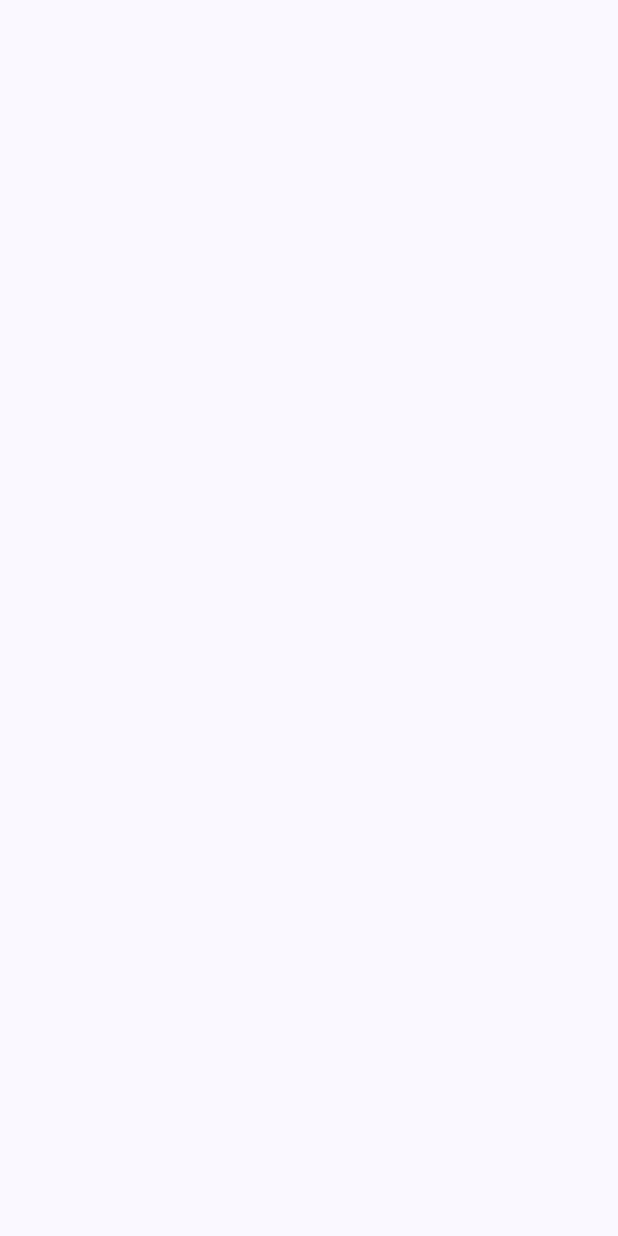
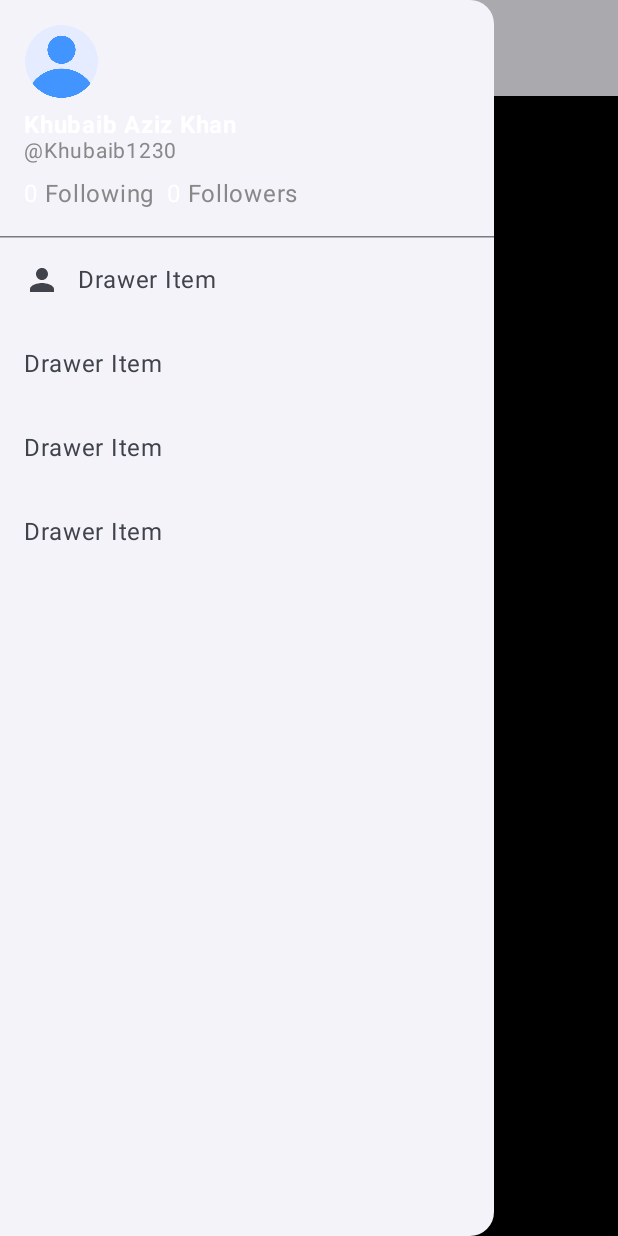
Before and after one commit to khubaibbaloch/Saybit, an Android app built with Jetpack Compose: the screen it shows after launch (MainActivity), on a phone screen of 412 x 824 dp. Before the commit the screen is empty. Run offline under Robolectric (Android 15) with nearby library versions, the phone set to English and light mode, and no system bars.

Commit message:
navigation drawer added.

```diff
--- a/app/build.gradle.kts
+++ b/app/build.gradle.kts
@@ -56,4 +56,8 @@ dependencies {
     androidTestImplementation(libs.androidx.ui.test.junit4)
     debugImplementation(libs.androidx.ui.tooling)
     debugImplementation(libs.androidx.ui.test.manifest)
+
+    // COMPOSE NAVIGATION
+    implementation ("androidx.navigation:navigation-compose:2.8.9")
+
 }
--- a/app/src/main/java/com/saybit/saybitapp/MainActivity.kt
+++ b/app/src/main/java/com/saybit/saybitapp/MainActivity.kt
@@ -11,6 +11,7 @@ import androidx.compose.material3.Text
 import androidx.compose.runtime.Composable
 import androidx.compose.ui.Modifier
 import androidx.compose.ui.tooling.preview.Preview
+import com.saybit.saybitapp.presentation.screen.MainScreen
 import com.saybit.saybitapp.ui.theme.SaybitTheme
 
 class MainActivity : ComponentActivity() {
@@ -20,7 +21,7 @@ class MainActivity : ComponentActivity() {
         setContent {
             SaybitTheme {
                 Scaffold(modifier = Modifier.fillMaxSize()) { innerPadding ->
-
+                    MainScreen()
                 }
             }
         }
--- /dev/null
+++ b/app/src/main/java/com/saybit/saybitapp/presentation/navhost/RootNavHost.kt
@@ -0,0 +1,21 @@
+package com.saybit.saybitapp.presentation.navhost
+
+import androidx.compose.runtime.Composable
+import androidx.navigation.NavController
+import androidx.navigation.NavHost
+import androidx.navigation.NavHostController
+import androidx.navigation.compose.NavHost
+import androidx.navigation.compose.composable
+import com.saybit.saybitapp.presentation.screen.HomeScreen
+
+@Composable
+fun RootNavHost(navHostController: NavHostController) {
+    NavHost(
+        navController = navHostController,
+        startDestination = ScreenRoute.HomeScreen.route
+    ) {
+        composable(ScreenRoute.HomeScreen.route) {
+            HomeScreen()
+        }
+    }
+}
--- /dev/null
+++ b/app/src/main/java/com/saybit/saybitapp/presentation/navhost/Routes.kt
@@ -0,0 +1,6 @@
+package com.saybit.saybitapp.presentation.navhost
+
+sealed class ScreenRoute(val route: String) {
+    data object MainScreen : ScreenRoute(route = "MainScreenRoute")
+    data object HomeScreen : ScreenRoute(route = "HomeScreenRoute")
+}
--- /dev/null
+++ b/app/src/main/java/com/saybit/saybitapp/presentation/screen/HomeScreen.kt
@@ -0,0 +1,8 @@
+package com.saybit.saybitapp.presentation.screen
+
+import androidx.compose.runtime.Composable
+
+@Composable
+fun HomeScreen(){
+
+}
--- /dev/null
+++ b/app/src/main/java/com/saybit/saybitapp/presentation/screen/MainScreen.kt
@@ -0,0 +1,145 @@
+package com.saybit.saybitapp.presentation.screen
+
+
+import androidx.compose.foundation.Image
+import androidx.compose.foundation.background
+import androidx.compose.foundation.layout.Column
+import androidx.compose.foundation.layout.Row
+import androidx.compose.foundation.layout.Spacer
+import androidx.compose.foundation.layout.fillMaxSize
+import androidx.compose.foundation.layout.fillMaxWidth
+import androidx.compose.foundation.layout.padding
+import androidx.compose.foundation.layout.size
+import androidx.compose.foundation.layout.statusBarsPadding
+import androidx.compose.foundation.shape.CircleShape
+import androidx.compose.material.icons.Icons
+import androidx.compose.material.icons.filled.Person
+import androidx.compose.material.icons.filled.Star
+import androidx.compose.material3.DrawerValue
+import androidx.compose.material3.ExperimentalMaterial3Api
+import androidx.compose.material3.HorizontalDivider
+import androidx.compose.material3.Icon
+import androidx.compose.material3.IconButton
+import androidx.compose.material3.ModalDrawerSheet
+import androidx.compose.material3.ModalNavigationDrawer
+import androidx.compose.material3.NavigationDrawerItem
+import androidx.compose.material3.Scaffold
+import androidx.compose.material3.Text
+import androidx.compose.material3.TopAppBar
+import androidx.compose.material3.rememberDrawerState
+import androidx.compose.runtime.Composable
+import androidx.compose.runtime.rememberCoroutineScope
+import androidx.compose.ui.Modifier
+import androidx.compose.ui.draw.clip
+import androidx.compose.ui.graphics.Color
+import androidx.compose.ui.graphics.painter.Painter
+import androidx.compose.ui.layout.ContentScale
+import androidx.compose.ui.res.painterResource
+import androidx.compose.ui.text.SpanStyle
+import androidx.compose.ui.text.buildAnnotatedString
+import androidx.compose.ui.text.font.FontWeight
+import androidx.compose.ui.text.withStyle
+import androidx.compose.ui.unit.dp
+import androidx.compose.ui.unit.sp
+import com.saybit.saybitapp.R
+
+@OptIn(ExperimentalMaterial3Api::class)
+@Composable
+fun MainScreen() {
+    val drawerState = rememberDrawerState(initialValue = DrawerValue.Closed)
+    val scope = rememberCoroutineScope()
+
+    ModalNavigationDrawer(
+        drawerState = rememberDrawerState(DrawerValue.Open),
+        gesturesEnabled = true,
+        drawerContent = {
+            ModalDrawerSheet(modifier = Modifier.fillMaxWidth(0.8f)) {
+                Column(modifier = Modifier.padding(16.dp)) {
+                    Image(
+                        painter = painterResource(id = R.drawable.user),
+                        contentDescription = "Profile Image",
+                        modifier = Modifier
+                            .size(50.dp)
+                            .clip(shape = CircleShape),
+                        contentScale = ContentScale.Fit
+                    )
+                    Spacer(modifier = Modifier.padding(top = 8.dp))
+                    Text(
+                        text = "Khubaib Aziz Khan",
+                        color = Color.White,
+                        fontSize = 16.sp,
+                        fontWeight = FontWeight.Bold,
+                        lineHeight = 16.sp // Match to fontSize to reduce vertical gap
+                    )
+                    Text(
+                        text = "@Khubaib1230",
+                        color = Color.Gray,
+                        fontSize = 14.sp,
+                        lineHeight = 14.sp
+                    )
+                    Spacer(modifier = Modifier.padding(top = 8.dp))
+                    Row {
+                        Text(text = buildAnnotatedString {
+                            withStyle(style = SpanStyle(color = Color.White)) {
+                                append("0 ")
+                            }
+                            withStyle(style = SpanStyle(color = Color.Gray)) {
+                                append("Following")
+                            }
+                        })
+                        Spacer(modifier = Modifier.padding(start = 8.dp))
+                        Text(text = buildAnnotatedString {
+                            withStyle(style = SpanStyle(color = Color.White)) {
+                                append("0 ")
+                            }
+                            withStyle(style = SpanStyle(color = Color.Gray)) {
+                                append("Followers")
+                            }
+                        })
+                    }
+                }
+                HorizontalDivider()
+                NavigationDrawerItem(
+                    label = { Text(text = "Drawer Item") },
+                    icon = { Icon(imageVector = Icons.Default.Person, contentDescription = null) },
+                    selected = false,
+                    onClick = { /*TODO*/ }
+                )
+                NavigationDrawerItem(
+                    label = { Text(text = "Drawer Item") },
+                    selected = false,
+                    onClick = { /*TODO*/ }
+                )
+                NavigationDrawerItem(
+                    label = { Text(text = "Drawer Item") },
+                    selected = false,
+                    onClick = { /*TODO*/ }
+                )
+                NavigationDrawerItem(
+                    label = { Text(text = "Drawer Item") },
+                    selected = false,
+                    onClick = { /*TODO*/ }
+                )
+                // ...other drawer items
+            }
+        }
+    ) {
+        Scaffold(
+            topBar = {
+                TopAppBar(
+                    title = { Text("My App") }
+                )
+            }
+        ) { innerPadding ->
+            Column(
+                modifier = Modifier
+                    .fillMaxSize()
+                    .background(Color.Black)
+            ) {
+                Text("Custom Drawer")
+            }
+        }
+    }
+
+
+}
```
Also changed, not shown: app/src/main/res/drawable/profile_avater.png (added), app/src/main/res/drawable/user.png (added).
